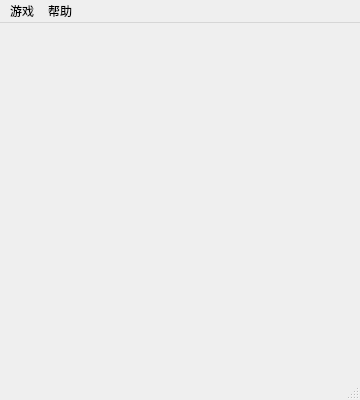
The window that 2048Game/gui/GameWindow.ui (Brownlzy/2048) describes before a commit, drawn with Qt 5.
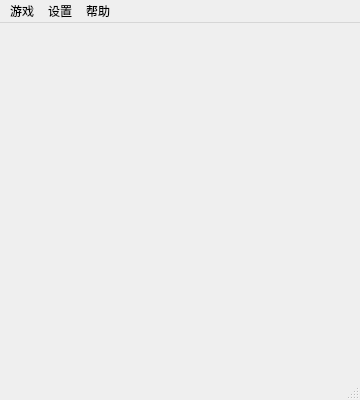
The same window after the commit.

Commit message: 增加ai设置

Patch:
```diff
--- a/2048Game/gui/GameWindow.ui
+++ b/2048Game/gui/GameWindow.ui
@@ -53,7 +53,18 @@
     <addaction name="actionGameRule"/>
     <addaction name="actionAbout"/>
    </widget>
+   <widget class="QMenu" name="menuSetting">
+    <property name="title">
+     <string>设置</string>
+    </property>
+    <addaction name="actionAIMode"/>
+    <addaction name="actionClassic"/>
+    <addaction name="actionAnimation"/>
+    <addaction name="separator"/>
+    <addaction name="actionAILevel"/>
+   </widget>
    <addaction name="menu"/>
+   <addaction name="menuSetting"/>
    <addaction name="menu_2"/>
   </widget>
   <widget class="QStatusBar" name="statusBar"/>
```
Left out of the diff: 9 changed lines with no effect on the pictures. The commit also changes 7 other files.
